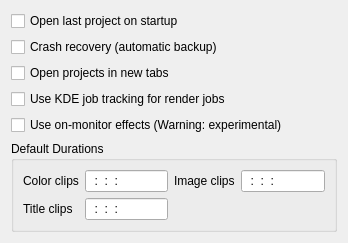
Old version of the form src/widgets/configmisc_ui.ui in the repository KDE/kdenlive.
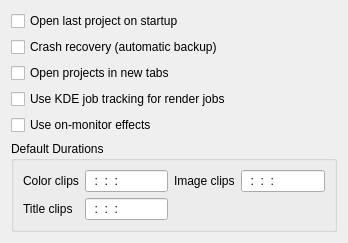
New version of the form. Custom widgets are drawn as their Qt base class.

Commit message: Geometry Widget: - Fix previous keyframe button not going to beginning if no previous keyframe exists - Remove experimental flag from "Use on-monitor effects" setting

```diff
--- a/src/widgets/configmisc_ui.ui
+++ b/src/widgets/configmisc_ui.ui
@@ -7,7 +7,7 @@
     <x>0</x>
     <y>0</y>
     <width>348</width>
-    <height>215</height>
+    <height>242</height>
    </rect>
   </property>
   <layout class="QGridLayout" name="gridLayout_4">
@@ -106,7 +106,7 @@
    <item row="4" column="0">
     <widget class="QCheckBox" name="kcfg_on_monitor_effects">
      <property name="text">
-      <string>Use on-monitor effects (Warning: experimental)</string>
+      <string>Use on-monitor effects</string>
      </property>
     </widget>
    </item>
```
The commit also changes 2 other files.
